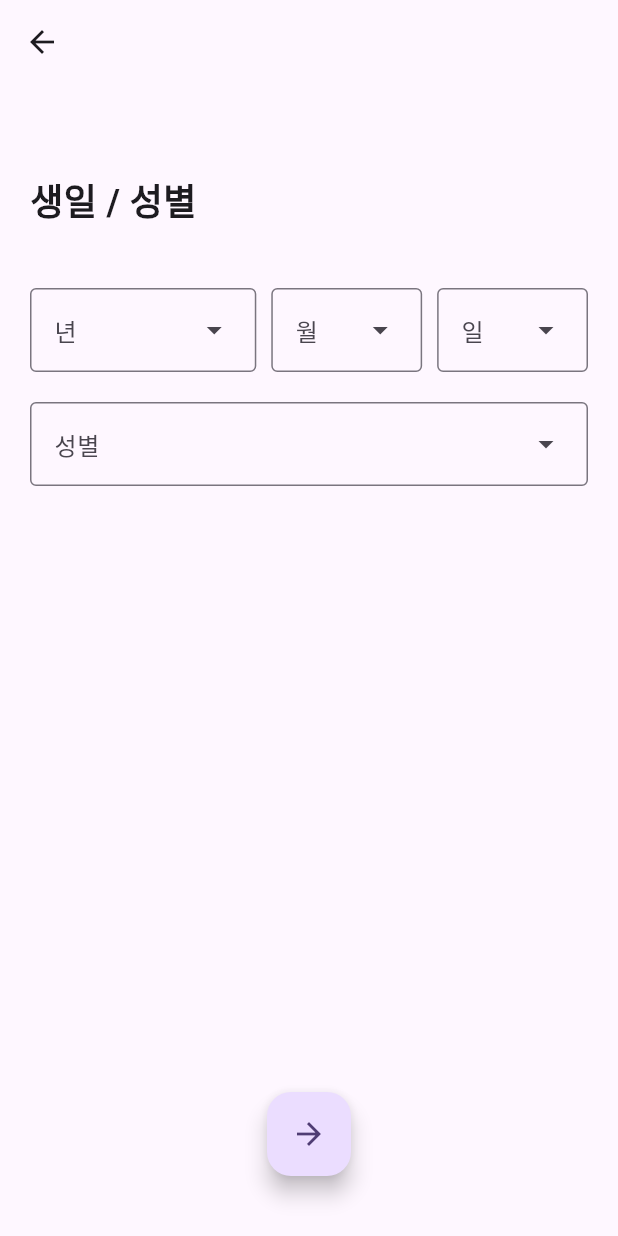
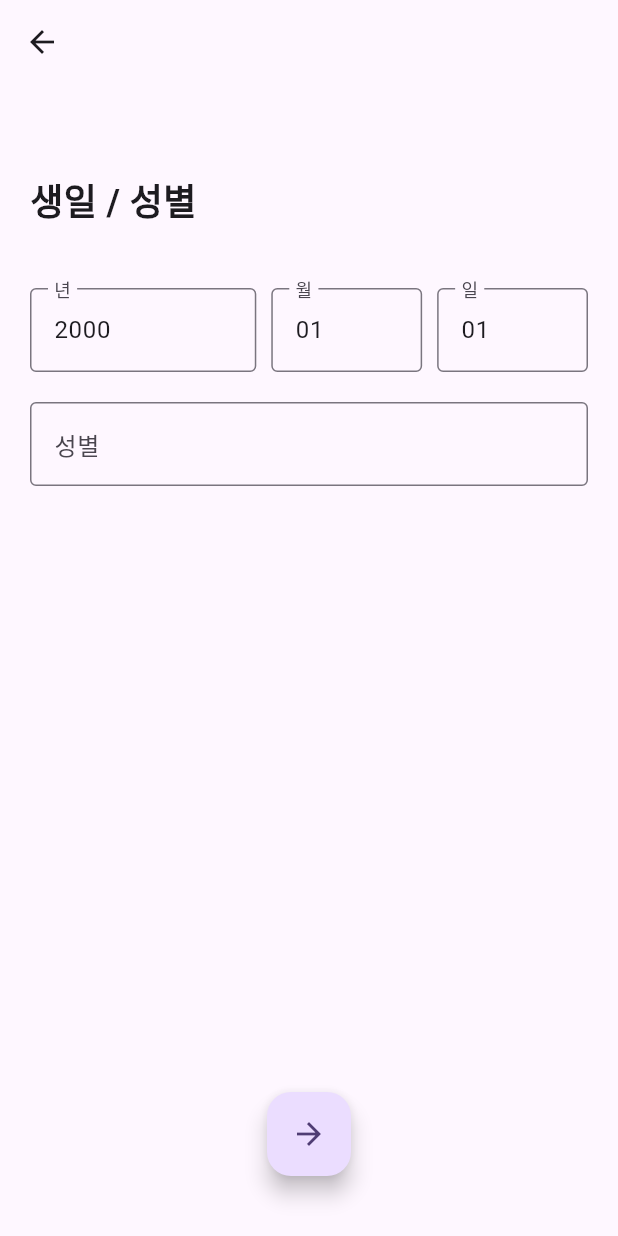
Before and after one commit to project-yoen/yoen_front, a Flutter app: the RegisterAgeGenderScreen screen opened directly, on a phone screen of 412 x 824 dp. Run offline on Flutter 3.47's test engine with Material 3 defaults, Android fonts, the phone set to English and light mode, and no system bars; our stand-ins replace dio, flutter_riverpod, pin_code_fields, retrofit; generated files the repository leaves out were written again.

Commit message:
feat: 드롭다운 형식을 CupertinoPicker로 변경

```diff
--- a/lib/view/register_age_gender.dart
+++ b/lib/view/register_age_gender.dart
@@ -1,4 +1,5 @@
 import 'package:flutter/material.dart';
+import 'package:flutter/cupertino.dart'; // Cupertino import 추가
 
 class RegisterAgeGenderScreen extends StatefulWidget {
   const RegisterAgeGenderScreen({super.key});
@@ -9,23 +10,150 @@ class RegisterAgeGenderScreen extends StatefulWidget {
 }
 
 class _RegisterAgeGenderScreenState extends State<RegisterAgeGenderScreen> {
-  String? _selectedYear;
-  String? _selectedMonth;
-  String? _selectedDay;
-  String? _selectedGender;
+  final TextEditingController _yearController = TextEditingController();
+  final TextEditingController _monthController = TextEditingController();
+  final TextEditingController _dayController = TextEditingController();
+  final TextEditingController _genderController = TextEditingController();
 
-  final List<String> _years = List.generate(
-    80,
-    (index) => (1950 + index).toString(),
+  DateTime? _selectedDate;
+  String? _selectedGenderValue;
+
+  @override
+  void initState() {
+    super.initState();
+    // 초기값 설정 (선택 사항, 여기서는 2000년 1월 1일로 설정)
+    _selectedDate = DateTime(2000, 1, 1);
+    _yearController.text = _selectedDate!.year.toString();
+    _monthController.text = _selectedDate!.month.toString().padLeft(2, '0');
+    _dayController.text = _selectedDate!.day.toString().padLeft(2, '0');
+  }
+
+  @override
+  void dispose() {
+    _yearController.dispose();
+    _monthController.dispose();
+    _dayController.dispose();
+    _genderController.dispose();
+    super.dispose();
+  }
+
+  void _showDatePicker(BuildContext context) {
+    showModalBottomSheet(
+      context: context,
+      builder: (BuildContext builder) {
+        return Container(
+          height: MediaQuery.of(context).copyWith().size.height / 3,
+          color: Colors.white,
+          child: Column(
+            children: [
+              Container(
+                color: Colors.grey[200],
+                child: Row(
+                  mainAxisAlignment: MainAxisAlignment.spaceBetween,
+                  children: [
+                    CupertinoButton(
+                      child: const Text('취소'),
+                      onPressed: () {
+                        Navigator.pop(context);
+                      },
+                    ),
+                    CupertinoButton(
+                      child: const Text('선택'),
+                      onPressed: () {
+                        if (_selectedDate != null) {
+                          _yearController.text = _selectedDate!.year.toString();
+                          _monthController.text = _selectedDate!.month
+                              .toString()
+                              .padLeft(2, '0');
+                          _dayController.text = _selectedDate!.day
+                              .toString()
+                              .padLeft(2, '0');
+                        }
+                        Navigator.pop(context);
+                      },
+                    ),
+                  ],
+                ),
+              ),
+              Expanded(
+                child: CupertinoDatePicker(
+                  mode: CupertinoDatePickerMode.date,
+                  initialDateTime: _selectedDate ?? DateTime(2000, 1, 1),
+                  minimumDate: DateTime(1950, 1, 1),
+                  maximumDate: DateTime(2030, 12, 31),
+                  onDateTimeChanged: (DateTime newDate) {
+                    setState(() {
+                      _selectedDate = newDate;
+                    });
+                  },
+                ),
+              ),
+            ],
+          ),
         );
-  final List<String> _months = List.generate(
-    12,
-    (index) => (index + 1).toString().padLeft(2, '0'),
+      },
     );
-  final List<String> _days = List.generate(
-    31,
-    (index) => (index + 1).toString().padLeft(2, '0'),
+  }
+
+  void _showGenderPicker(BuildContext context) {
+    final List<String> genders = ['남성', '여성', '기타'];
+    int initialIndex = _selectedGenderValue != null
+        ? genders.indexOf(_selectedGenderValue!)
+        : 0;
+    if (initialIndex == -1) initialIndex = 0; // Fallback if not found
+
+    showModalBottomSheet(
+      context: context,
+      builder: (BuildContext builder) {
+        return Container(
+          height: MediaQuery.of(context).copyWith().size.height / 3,
+          color: Colors.white,
+          child: Column(
+            children: [
+              Container(
+                color: Colors.grey[200],
+                child: Row(
+                  mainAxisAlignment: MainAxisAlignment.spaceBetween,
+                  children: [
+                    CupertinoButton(
+                      child: const Text('취소'),
+                      onPressed: () {
+                        Navigator.pop(context);
+                      },
+                    ),
+                    CupertinoButton(
+                      child: const Text('선택'),
+                      onPressed: () {
+                        _genderController.text =
+                            _selectedGenderValue ?? genders[0];
+                        Navigator.pop(context);
+                      },
+                    ),
+                  ],
+                ),
+              ),
+              Expanded(
+                child: CupertinoPicker(
+                  scrollController: FixedExtentScrollController(
+                    initialItem: initialIndex,
+                  ),
+                  itemExtent: 32.0, // Height of each item
+                  onSelectedItemChanged: (int index) {
+                    setState(() {
+                      _selectedGenderValue = genders[index];
+                    });
+                  },
+                  children: List<Widget>.generate(genders.length, (int index) {
+                    return Center(child: Text(genders[index]));
+                  }),
+                ),
+              ),
+            ],
+          ),
         );
+      },
+    );
+  }
 
   @override
   Widget build(BuildContext context) {
@@ -51,132 +179,63 @@ class _RegisterAgeGenderScreenState extends State<RegisterAgeGenderScreen> {
               style: TextStyle(fontSize: 24, fontWeight: FontWeight.bold),
             ),
             const SizedBox(height: 40),
-            Row(
+            GestureDetector(
+              onTap: () => _showDatePicker(context),
+              child: AbsorbPointer(
+                child: Row(
                   children: [
                     Expanded(
                       flex: 3,
-                  child: LayoutBuilder(
-                    builder: (context, constraints) {
-                      return DropdownMenu<String>(
-                        width: constraints.maxWidth,
-                        initialSelection: _selectedYear,
-                        label: const Text('년'),
-                        requestFocusOnTap: false,
-                        menuHeight: 300,
-                        expandedInsets: EdgeInsets.zero,
-                        inputDecorationTheme: const InputDecorationTheme(
+                      child: TextFormField(
+                        controller: _yearController,
+                        decoration: const InputDecoration(
+                          labelText: '년',
                           border: OutlineInputBorder(),
                         ),
-                        dropdownMenuEntries: _years
-                            .map<DropdownMenuEntry<String>>((String value) {
-                              return DropdownMenuEntry<String>(
-                                value: value,
-                                label: value,
-                              );
-                            })
-                            .toList(),
-                        onSelected: (String? value) {
-                          setState(() {
-                            _selectedYear = value;
-                          });
-                        },
-                      );
-                    },
+                        readOnly: true,
                       ),
                     ),
                     const SizedBox(width: 10),
                     Expanded(
                       flex: 2,
-                  child: LayoutBuilder(
-                    builder: (context, constraints) {
-                      return DropdownMenu<String>(
-                        width: constraints.maxWidth,
-                        initialSelection: _selectedMonth,
-                        label: const Text('월'),
-                        requestFocusOnTap: false,
-                        menuHeight: 300,
-                        expandedInsets: EdgeInsets.zero,
-                        inputDecorationTheme: const InputDecorationTheme(
+                      child: TextFormField(
+                        controller: _monthController,
+                        decoration: const InputDecoration(
+                          labelText: '월',
                           border: OutlineInputBorder(),
                         ),
-                        dropdownMenuEntries: _months
-                            .map<DropdownMenuEntry<String>>((String value) {
-                              return DropdownMenuEntry<String>(
-                                value: value,
-                                label: value,
-                              );
-                            })
-                            .toList(),
-                        onSelected: (String? value) {
-                          setState(() {
-                            _selectedMonth = value;
-                          });
-                        },
-                      );
-                    },
+                        readOnly: true,
                       ),
                     ),
                     const SizedBox(width: 10),
                     Expanded(
                       flex: 2,
-                  child: LayoutBuilder(
-                    builder: (context, constraints) {
-                      return DropdownMenu<String>(
-                        width: constraints.maxWidth,
-                        initialSelection: _selectedDay,
-                        label: const Text('일'),
-                        requestFocusOnTap: false,
-                        menuHeight: 300,
-                        expandedInsets: EdgeInsets.zero,
-                        inputDecorationTheme: const InputDecorationTheme(
+                      child: TextFormField(
+                        controller: _dayController,
+                        decoration: const InputDecoration(
+                          labelText: '일',
                           border: OutlineInputBorder(),
                         ),
-                        dropdownMenuEntries: _days
-                            .map<DropdownMenuEntry<String>>((String value) {
-                              return DropdownMenuEntry<String>(
-                                value: value,
-                                label: value,
-                              );
-                            })
-                            .toList(),
-                        onSelected: (String? value) {
-                          setState(() {
-                            _selectedDay = value;
-                          });
-                        },
-                      );
-                    },
+                        readOnly: true,
                       ),
                     ),
                   ],
                 ),
+              ),
+            ),
             const SizedBox(height: 20),
-            LayoutBuilder(
-              builder: (context, constraints) {
-                return DropdownMenu<String>(
-                  width: constraints.maxWidth,
-                  initialSelection: _selectedGender,
-                  label: const Text('성별'),
-                  requestFocusOnTap: false,
-                  expandedInsets: EdgeInsets.zero,
-                  inputDecorationTheme: const InputDecorationTheme(
+            GestureDetector(
+              onTap: () => _showGenderPicker(context),
+              child: AbsorbPointer(
+                child: TextFormField(
+                  controller: _genderController,
+                  decoration: const InputDecoration(
+                    labelText: '성별',
                     border: OutlineInputBorder(),
                   ),
-                  dropdownMenuEntries: ['남성', '여성', '기타']
-                      .map<DropdownMenuEntry<String>>((String value) {
-                        return DropdownMenuEntry<String>(
-                          value: value,
-                          label: value,
-                        );
-                      })
-                      .toList(),
-                  onSelected: (String? value) {
-                    setState(() {
-                      _selectedGender = value;
-                    });
-                  },
-                );
-              },
+                  readOnly: true,
+                ),
+              ),
             ),
             const Spacer(),
             Align(
```
Lines whose indentation alone changed are shown as unchanged.
